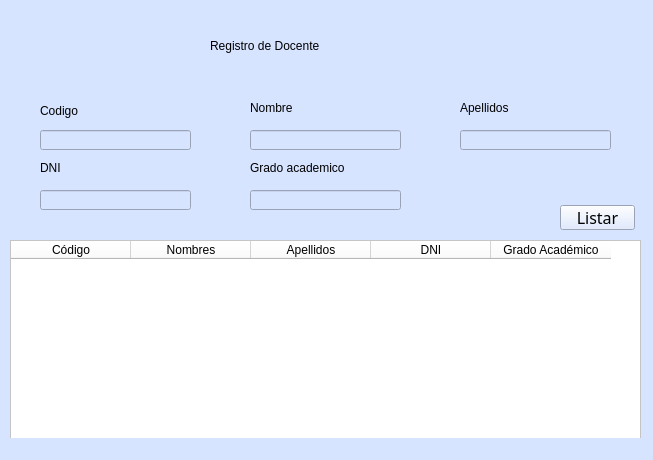
Above: UI/ventanaDocente.ui from KevinValdezVargas/expert-broccoli before the change. Below: the same form after it.
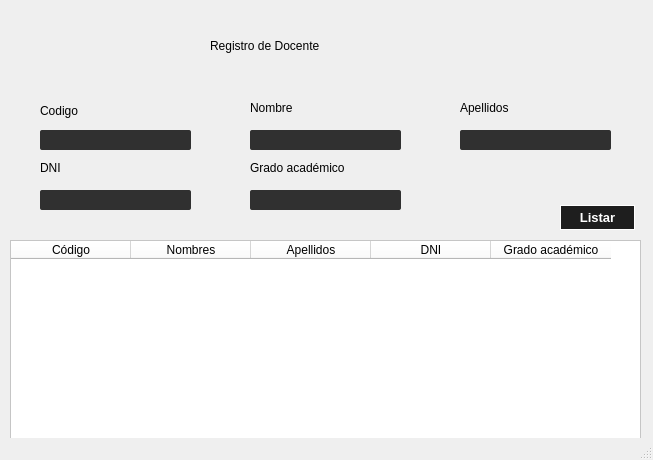
That is the form after the change.

Commit message: Cambios de color en ventanas.ui

The edit to the form file:
```diff
--- a/UI/ventanaDocente.ui
+++ b/UI/ventanaDocente.ui
@@ -10,429 +10,36 @@
     <height>460</height>
    </rect>
   </property>
-  <property name="palette">
-   <palette>
-    <active>
-     <colorrole role="WindowText">
-      <brush brushstyle="SolidPattern">
-       <color alpha="255">
-        <red>0</red>
-        <green>0</green>
-        <blue>0</blue>
-       </color>
-      </brush>
-     </colorrole>
-     <colorrole role="Button">
-      <brush brushstyle="SolidPattern">
-       <color alpha="255">
-        <red>170</red>
-        <green>170</green>
-        <blue>127</blue>
-       </color>
-      </brush>
-     </colorrole>
-     <colorrole role="Light">
-      <brush brushstyle="SolidPattern">
-       <color alpha="255">
-        <red>255</red>
-        <green>255</green>
-        <blue>191</blue>
-       </color>
-      </brush>
-     </colorrole>
-     <colorrole role="Midlight">
-      <brush brushstyle="SolidPattern">
-       <color alpha="255">
-        <red>212</red>
-        <green>212</green>
-        <blue>159</blue>
-       </color>
-      </brush>
-     </colorrole>
-     <colorrole role="Dark">
-      <brush brushstyle="SolidPattern">
-       <color alpha="255">
-        <red>85</red>
-        <green>85</green>
-        <blue>63</blue>
-       </color>
-      </brush>
-     </colorrole>
-     <colorrole role="Mid">
-      <brush brushstyle="SolidPattern">
-       <color alpha="255">
-        <red>113</red>
-        <green>113</green>
-        <blue>84</blue>
-       </color>
-      </brush>
-     </colorrole>
-     <colorrole role="Text">
-      <brush brushstyle="SolidPattern">
-       <color alpha="255">
-        <red>0</red>
-        <green>0</green>
-        <blue>0</blue>
-       </color>
-      </brush>
-     </colorrole>
-     <colorrole role="BrightText">
-      <brush brushstyle="SolidPattern">
-       <color alpha="255">
-        <red>255</red>
-        <green>255</green>
-        <blue>255</blue>
-       </color>
-      </brush>
-     </colorrole>
-     <colorrole role="ButtonText">
-      <brush brushstyle="SolidPattern">
-       <color alpha="255">
-        <red>0</red>
-        <green>0</green>
-        <blue>0</blue>
-       </color>
-      </brush>
-     </colorrole>
-     <colorrole role="Base">
-      <brush brushstyle="SolidPattern">
-       <color alpha="255">
-        <red>255</red>
-        <green>255</green>
-        <blue>255</blue>
-       </color>
-      </brush>
-     </colorrole>
-     <colorrole role="Window">
-      <brush brushstyle="SolidPattern">
-       <color alpha="255">
-        <red>170</red>
-        <green>170</green>
-        <blue>127</blue>
-       </color>
-      </brush>
-     </colorrole>
-     <colorrole role="Shadow">
-      <brush brushstyle="SolidPattern">
-       <color alpha="255">
-        <red>0</red>
-        <green>0</green>
-        <blue>0</blue>
-       </color>
-      </brush>
-     </colorrole>
-     <colorrole role="AlternateBase">
-      <brush brushstyle="SolidPattern">
-       <color alpha="255">
-        <red>212</red>
-        <green>212</green>
-        <blue>191</blue>
-       </color>
-      </brush>
-     </colorrole>
-     <colorrole role="ToolTipBase">
-      <brush brushstyle="SolidPattern">
-       <color alpha="255">
-        <red>255</red>
-        <green>255</green>
-        <blue>220</blue>
-       </color>
-      </brush>
-     </colorrole>
-     <colorrole role="ToolTipText">
-      <brush brushstyle="SolidPattern">
-       <color alpha="255">
-        <red>0</red>
-        <green>0</green>
-        <blue>0</blue>
-       </color>
-      </brush>
-     </colorrole>
-    </active>
-    <inactive>
-     <colorrole role="WindowText">
-      <brush brushstyle="SolidPattern">
-       <color alpha="255">
-        <red>0</red>
-        <green>0</green>
-        <blue>0</blue>
-       </color>
-      </brush>
-     </colorrole>
-     <colorrole role="Button">
-      <brush brushstyle="SolidPattern">
-       <color alpha="255">
-        <red>170</red>
-        <green>170</green>
-        <blue>127</blue>
-       </color>
-      </brush>
-     </colorrole>
-     <colorrole role="Light">
-      <brush brushstyle="SolidPattern">
-       <color alpha="255">
-        <red>255</red>
-        <green>255</green>
-        <blue>191</blue>
-       </color>
-      </brush>
-     </colorrole>
-     <colorrole role="Midlight">
-      <brush brushstyle="SolidPattern">
-       <color alpha="255">
-        <red>212</red>
-        <green>212</green>
-        <blue>159</blue>
-       </color>
-      </brush>
-     </colorrole>
-     <colorrole role="Dark">
-      <brush brushstyle="SolidPattern">
-       <color alpha="255">
-        <red>85</red>
-        <green>85</green>
-        <blue>63</blue>
-       </color>
-      </brush>
-     </colorrole>
-     <colorrole role="Mid">
-      <brush brushstyle="SolidPattern">
-       <color alpha="255">
-        <red>113</red>
-        <green>113</green>
-        <blue>84</blue>
-       </color>
-      </brush>
-     </colorrole>
-     <colorrole role="Text">
-      <brush brushstyle="SolidPattern">
-       <color alpha="255">
-        <red>0</red>
-        <green>0</green>
-        <blue>0</blue>
-       </color>
-      </brush>
-     </colorrole>
-     <colorrole role="BrightText">
-      <brush brushstyle="SolidPattern">
-       <color alpha="255">
-        <red>255</red>
-        <green>255</green>
-        <blue>255</blue>
-       </color>
-      </brush>
-     </colorrole>
-     <colorrole role="ButtonText">
-      <brush brushstyle="SolidPattern">
-       <color alpha="255">
-        <red>0</red>
-        <green>0</green>
-        <blue>0</blue>
-       </color>
-      </brush>
-     </colorrole>
-     <colorrole role="Base">
-      <brush brushstyle="SolidPattern">
-       <color alpha="255">
-        <red>255</red>
-        <green>255</green>
-        <blue>255</blue>
-       </color>
-      </brush>
-     </colorrole>
-     <colorrole role="Window">
-      <brush brushstyle="SolidPattern">
-       <color alpha="255">
-        <red>170</red>
-        <green>170</green>
-        <blue>127</blue>
-       </color>
-      </brush>
-     </colorrole>
-     <colorrole role="Shadow">
-      <brush brushstyle="SolidPattern">
-       <color alpha="255">
-        <red>0</red>
-        <green>0</green>
-        <blue>0</blue>
-       </color>
-      </brush>
-     </colorrole>
-     <colorrole role="AlternateBase">
-      <brush brushstyle="SolidPattern">
-       <color alpha="255">
-        <red>212</red>
-        <green>212</green>
-        <blue>191</blue>
-       </color>
-      </brush>
-     </colorrole>
-     <colorrole role="ToolTipBase">
-      <brush brushstyle="SolidPattern">
-       <color alpha="255">
-        <red>255</red>
-        <green>255</green>
-        <blue>220</blue>
-       </color>
-      </brush>
-     </colorrole>
-     <colorrole role="ToolTipText">
-      <brush brushstyle="SolidPattern">
-       <color alpha="255">
-        <red>0</red>
-        <green>0</green>
-        <blue>0</blue>
-       </color>
-      </brush>
-     </colorrole>
-    </inactive>
-    <disabled>
-     <colorrole role="WindowText">
-      <brush brushstyle="SolidPattern">
-       <color alpha="255">
-        <red>85</red>
-        <green>85</green>
-        <blue>63</blue>
-       </color>
-      </brush>
-     </colorrole>
-     <colorrole role="Button">
-      <brush brushstyle="SolidPattern">
-       <color alpha="255">
-        <red>170</red>
-        <green>170</green>
-        <blue>127</blue>
-       </color>
-      </brush>
-     </colorrole>
-     <colorrole role="Light">
-      <brush brushstyle="SolidPattern">
-       <color alpha="255">
-        <red>255</red>
-        <green>255</green>
-        <blue>191</blue>
-       </color>
-      </brush>
-     </colorrole>
-     <colorrole role="Midlight">
-      <brush brushstyle="SolidPattern">
-       <color alpha="255">
-        <red>212</red>
-        <green>212</green>
-        <blue>159</blue>
-       </color>
-      </brush>
-     </colorrole>
-     <colorrole role="Dark">
-      <brush brushstyle="SolidPattern">
-       <color alpha="255">
-        <red>85</red>
-        <green>85</green>
-        <blue>63</blue>
-       </color>
-      </brush>
-     </colorrole>
-     <colorrole role="Mid">
-      <brush brushstyle="SolidPattern">
-       <color alpha="255">
-        <red>113</red>
-        <green>113</green>
-        <blue>84</blue>
-       </color>
-      </brush>
-     </colorrole>
-     <colorrole role="Text">
-      <brush brushstyle="SolidPattern">
-       <color alpha="255">
-        <red>85</red>
-        <green>85</green>
-        <blue>63</blue>
-       </color>
-      </brush>
-     </colorrole>
-     <colorrole role="BrightText">
-      <brush brushstyle="SolidPattern">
-       <color alpha="255">
-        <red>255</red>
-        <green>255</green>
-        <blue>255</blue>
-       </color>
-      </brush>
-     </colorrole>
-     <colorrole role="ButtonText">
-      <brush brushstyle="SolidPattern">
-       <color alpha="255">
-        <red>85</red>
-        <green>85</green>
-        <blue>63</blue>
-       </color>
-      </brush>
-     </colorrole>
-     <colorrole role="Base">
-      <brush brushstyle="SolidPattern">
-       <color alpha="255">
-        <red>170</red>
-        <green>170</green>
-        <blue>127</blue>
-       </color>
-      </brush>
-     </colorrole>
-     <colorrole role="Window">
-      <brush brushstyle="SolidPattern">
-       <color alpha="255">
-        <red>170</red>
-        <green>170</green>
-        <blue>127</blue>
-       </color>
-      </brush>
-     </colorrole>
-     <colorrole role="Shadow">
-      <brush brushstyle="SolidPattern">
-       <color alpha="255">
-        <red>0</red>
-        <green>0</green>
-        <blue>0</blue>
-       </color>
-      </brush>
-     </colorrole>
-     <colorrole role="AlternateBase">
-      <brush brushstyle="SolidPattern">
-       <color alpha="255">
-        <red>170</red>
-        <green>170</green>
-        <blue>127</blue>
-       </color>
-      </brush>
-     </colorrole>
-     <colorrole role="ToolTipBase">
-      <brush brushstyle="SolidPattern">
-       <color alpha="255">
-        <red>255</red>
-        <green>255</green>
-        <blue>220</blue>
-       </color>
-      </brush>
-     </colorrole>
-     <colorrole role="ToolTipText">
-      <brush brushstyle="SolidPattern">
-       <color alpha="255">
-        <red>0</red>
-        <green>0</green>
-        <blue>0</blue>
-       </color>
-      </brush>
-     </colorrole>
-    </disabled>
-   </palette>
-  </property>
   <property name="windowTitle">
    <string>Ventana Docente</string>
   </property>
   <property name="styleSheet">
-   <string notr="true">background-color: rgb(215, 228, 255);
-</string>
+   <string notr="true">QLineEdit
+{
+	background-color: #303030;
+border: none;
+border-radius: 2px;
+padding-left: 2px;
+color: white
+}</string>
   </property>
   <widget class="QWidget" name="centralwidget">
+   <property name="styleSheet">
+    <string notr="true">QPushButton:pressed
+{
+  color: green;
+ 
+}
+
+QPushButton
+{
+  background: #1e1e1e;
+	 border-radius: .3em;
+	border: 1px solid white;
+color: white;
+}
+</string>
+   </property>
    <widget class="QLabel" name="label_2">
     <property name="geometry">
      <rect>
@@ -470,11 +77,11 @@
     </property>
     <property name="font">
      <font>
-      <family>Segoe MDL2 Assets</family>
-      <pointsize>12</pointsize>
-      <weight>50</weight>
+      <family>Segoe UI</family>
+      <pointsize>10</pointsize>
+      <weight>75</weight>
       <italic>false</italic>
-      <bold>false</bold>
+      <bold>true</bold>
      </font>
     </property>
     <property name="styleSheet">
@@ -497,7 +104,7 @@
      <string notr="true">font: 11pt  &quot;Segoe MDL2 Assets&quot;;</string>
     </property>
     <property name="text">
-     <string>Grado academico</string>
+     <string>Grado académico</string>
     </property>
    </widget>
    <widget class="QLineEdit" name="txtGradoA">
@@ -648,7 +255,7 @@
     </column>
     <column>
      <property name="text">
-      <string>Grado Académico</string>
+      <string>Grado académico</string>
      </property>
     </column>
    </widget>
```
Left out of the diff: 2 changed lines with no effect on the pictures. The commit also changes 4 other files.
